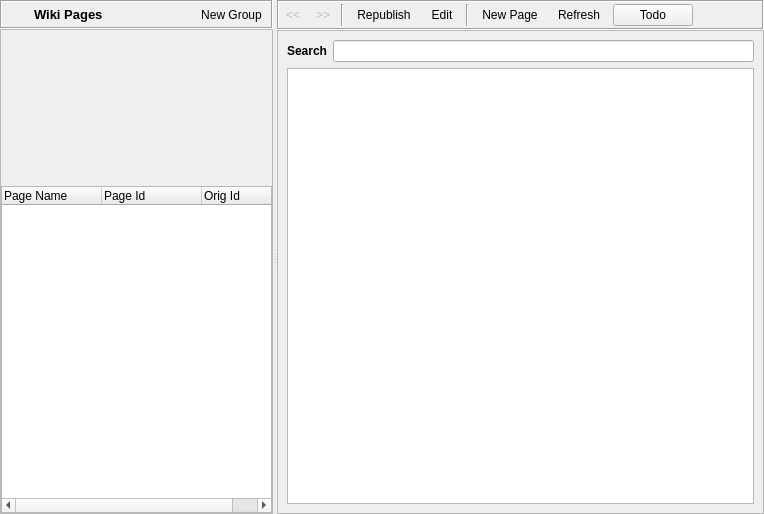
This is retroshare-gui/src/gui/WikiPoos/WikiDialog.ui in RetroShare/RetroShare as Qt 5 draws it before an edit. The edited form follows.
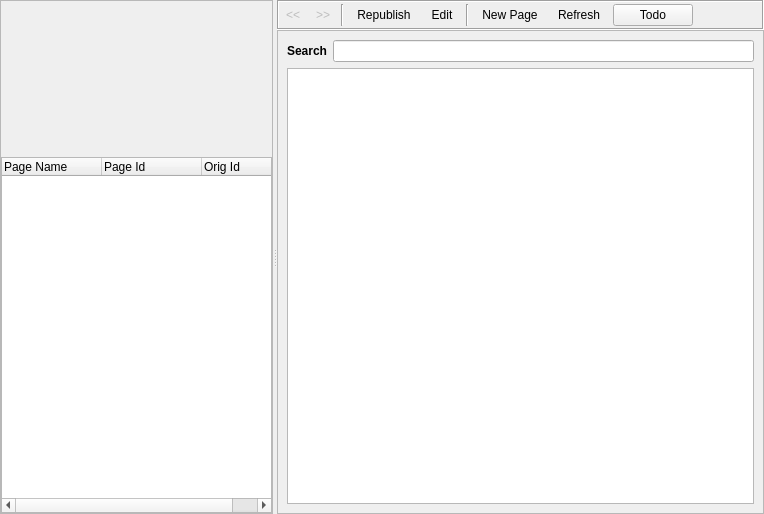
This is the edited form. Icons and pictures are not drawn. Custom widgets are drawn as their Qt base class.

Commit message:
Removed a unnecessary frame from WikiDialog &  correcting indentations
* Removed a unnecessary frame from WikiDialog & correcting indentations
* Removed unused icons

The edit to the form file:
```diff
--- a/retroshare-gui/src/gui/WikiPoos/WikiDialog.ui
+++ b/retroshare-gui/src/gui/WikiPoos/WikiDialog.ui
@@ -36,92 +36,6 @@
        <property name="spacing">
         <number>0</number>
        </property>
-       <item>
-        <widget class="QFrame" name="toolBarFrameTop">
-         <property name="maximumSize">
-          <size>
-           <width>16777215</width>
-           <height>30</height>
-          </size>
-         </property>
-         <property name="frameShape">
-          <enum>QFrame::Box</enum>
-         </property>
-         <property name="frameShadow">
-          <enum>QFrame::Sunken</enum>
-         </property>
-         <layout class="QHBoxLayout" name="horizontalLayout_2">
-          <property name="leftMargin">
-           <number>2</number>
-          </property>
-          <property name="topMargin">
-           <number>2</number>
-          </property>
-          <property name="rightMargin">
-           <number>2</number>
-          </property>
-          <property name="bottomMargin">
-           <number>2</number>
-          </property>
-          <item>
-           <widget class="QLabel" name="label">
-            <property name="maximumSize">
-             <size>
-              <width>24</width>
-              <height>24</height>
-             </size>
-            </property>
-            <property name="text">
-             <string/>
-            </property>
-            <property name="pixmap">
-             <pixmap resource="../icons.qrc">:/icons/png/wiki.png</pixmap>
-            </property>
-            <property name="scaledContents">
-             <bool>true</bool>
-            </property>
-           </widget>
-          </item>
-          <item>
-           <widget class="QLabel" name="label_2">
-            <property name="font">
-             <font>
-              <pointsize>10</pointsize>
-              <weight>75</weight>
-              <bold>true</bold>
-             </font>
-            </property>
-            <property name="text">
-             <string>Wiki Pages</string>
-            </property>
-           </widget>
-          </item>
-          <item>
-           <widget class="QToolButton" name="toolButton_NewGroup">
-            <property name="text">
-             <string>New Group</string>
-            </property>
-            <property name="icon">
-             <iconset resource="../icons.qrc">
-              <normaloff>:/icons/png/add.png</normaloff>:/icons/png/add.png</iconset>
-            </property>
-            <property name="iconSize">
-             <size>
-              <width>24</width>
-              <height>24</height>
-             </size>
-            </property>
-            <property name="toolButtonStyle">
-             <enum>Qt::ToolButtonIconOnly</enum>
-            </property>
-            <property name="autoRaise">
-             <bool>true</bool>
-            </property>
-           </widget>
-          </item>
-         </layout>
-        </widget>
-       </item>
        <item>
         <widget class="QScrollArea" name="scrollArea_2">
          <property name="widgetResizable">
@@ -133,7 +47,7 @@
             <x>0</x>
             <y>0</y>
             <width>241</width>
-            <height>480</height>
+            <height>510</height>
            </rect>
           </property>
           <layout class="QVBoxLayout" name="verticalLayout_2">
```
The commit also changes 5 other files.
